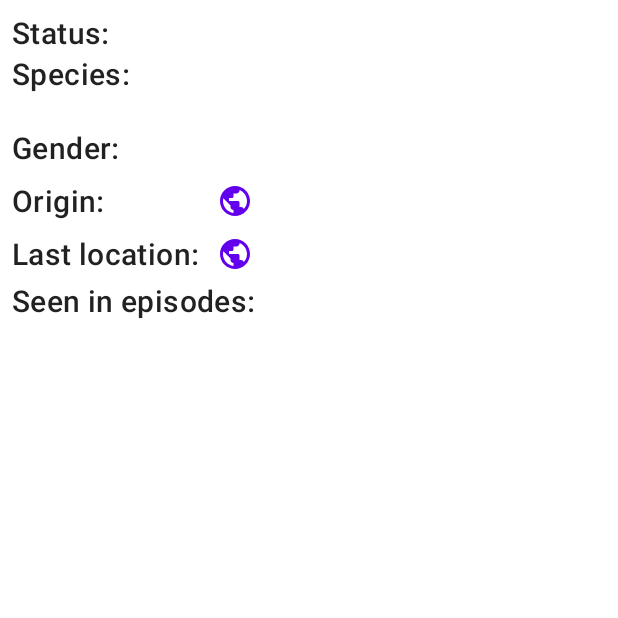
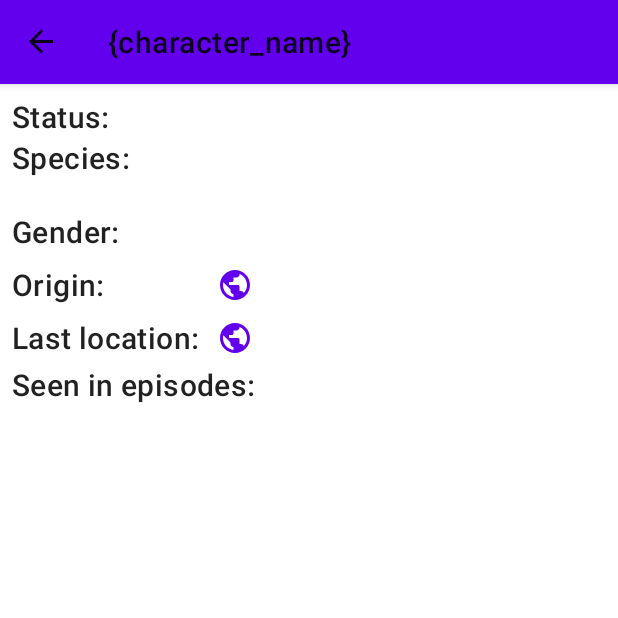
Before and after one commit to AlexSheva-mason/Rick-Morty-Database, an Android app: the CharacterDetailFragment screen opened through its navigation route, on a phone screen of 412 x 824 dp, the top half of it. Run offline under Robolectric (Android 15) with nearby library versions, the phone set to English and light mode, and no system bars; our stand-ins replace Picasso, Room's generated code, Volley, navigation-ui, paging; libraries missing offline, so code that uses them is left out: androidx.paging; network calls fail; pictures from the network do not load; 4 statements that could not run were skipped.

Commit message:
Trying to fix navigation and visual with splash screen

```diff
--- a/app/src/main/java/com/shevaalex/android/rickmortydatabase/MainActivity.java
+++ b/app/src/main/java/com/shevaalex/android/rickmortydatabase/MainActivity.java
@@ -78,7 +78,7 @@ public class MainActivity extends AppCompatActivity {
         }
         // Check if the current destination is actually the start destination (Home screen)
         if (navController.getCurrentDestination() != null
-                && navController.getCurrentDestination().getId() == R.id.charactersListFragment){
+                && R.id.charactersListFragment == navController.getCurrentDestination().getId()){
             if(backPressedOnce){
                 super.onBackPressed();
                 return;
--- a/app/src/main/java/com/shevaalex/android/rickmortydatabase/ui/SplashFragment.java
+++ b/app/src/main/java/com/shevaalex/android/rickmortydatabase/ui/SplashFragment.java
@@ -14,6 +14,8 @@ import android.os.Handler;
 import android.view.LayoutInflater;
 import android.view.View;
 import android.view.ViewGroup;
+import android.view.WindowManager;
+
 import com.shevaalex.android.rickmortydatabase.databinding.FragmentSplashScreenBinding;
 
 public class SplashFragment extends Fragment {
@@ -39,13 +41,20 @@ public class SplashFragment extends Fragment {
     @Override
     public View onCreateView(@NonNull LayoutInflater inflater, ViewGroup container,
                              Bundle savedInstanceState) {
+        a.getWindow().setFlags(WindowManager.LayoutParams.FLAG_FULLSCREEN,
+                WindowManager.LayoutParams.FLAG_FULLSCREEN);
         FragmentSplashScreenBinding binding = FragmentSplashScreenBinding.inflate(inflater, container, false);
-        View view = binding.getRoot();
-        new Handler().postDelayed(() -> Navigation.findNavController(view).navigate(SplashFragmentDirections.toCharactersListFragment()), 2000);
         ActionBar actionBar = ((AppCompatActivity) a).getSupportActionBar();
         if (actionBar != null) {
             actionBar.hide();
         }
+        View view = binding.getRoot();
+        new Handler().postDelayed(() -> {
+            Navigation.findNavController(view).navigate(SplashFragmentDirections.toCharactersListFragment());
+            if (actionBar != null) {
+                actionBar.show();
+            }
+        }, 2000);
         return view;
     }
 }
--- a/app/src/main/res/navigation/bottom_nav_graph.xml
+++ b/app/src/main/res/navigation/bottom_nav_graph.xml
@@ -3,7 +3,7 @@
     xmlns:app="http://schemas.android.com/apk/res-auto"
     xmlns:tools="http://schemas.android.com/tools"
     android:id="@+id/nav_graph"
-    app:startDestination="@id/splashFragment">
+    app:startDestination="@+id/splashFragment">
     <fragment
         android:id="@+id/splashFragment"
         android:name="com.shevaalex.android.rickmortydatabase.ui.SplashFragment"
@@ -12,9 +12,13 @@
         <action
             android:id="@+id/toCharactersListFragment"
             app:destination="@id/charactersListFragment"
+            app:enterAnim="@anim/slide_in_right"
+            app:exitAnim="@anim/slide_out_left"
+            app:popEnterAnim="@anim/slide_in_left"
+            app:popExitAnim="@anim/slide_out_right"
+            app:launchSingleTop="true"
             app:popUpTo="@id/splashFragment"
-            app:popUpToInclusive="true"
-            app:exitAnim="@anim/slide_out_left" />
+            app:popUpToInclusive="true" />
     </fragment>
     <fragment
         android:id="@+id/charactersListFragment"
--- a/app/src/main/res/values/strings.xml
+++ b/app/src/main/res/values/strings.xml
@@ -20,6 +20,7 @@
 
     //Layout view names and descriptions
     <string name="img_character_description">Character image</string>
+    <string name="img_splash_description">Splash screen image</string>
     <string name="tv_character_name">Name:</string>
     <string name="tv_character_status">Status:</string>
     <string name="tv_character_species">Species:</string>
```
Also changed, not shown: app/src/main/res/layout/fragment_splash_screen.xml (+13 -4 lines). Lines whose indentation alone changed are shown as unchanged.
